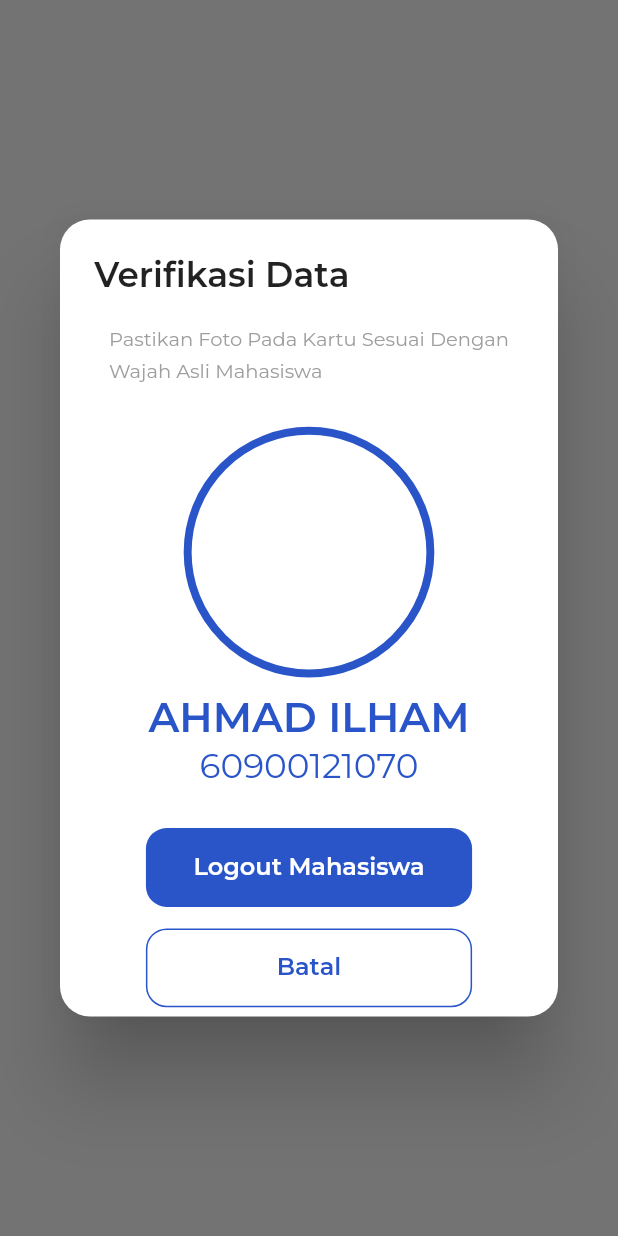
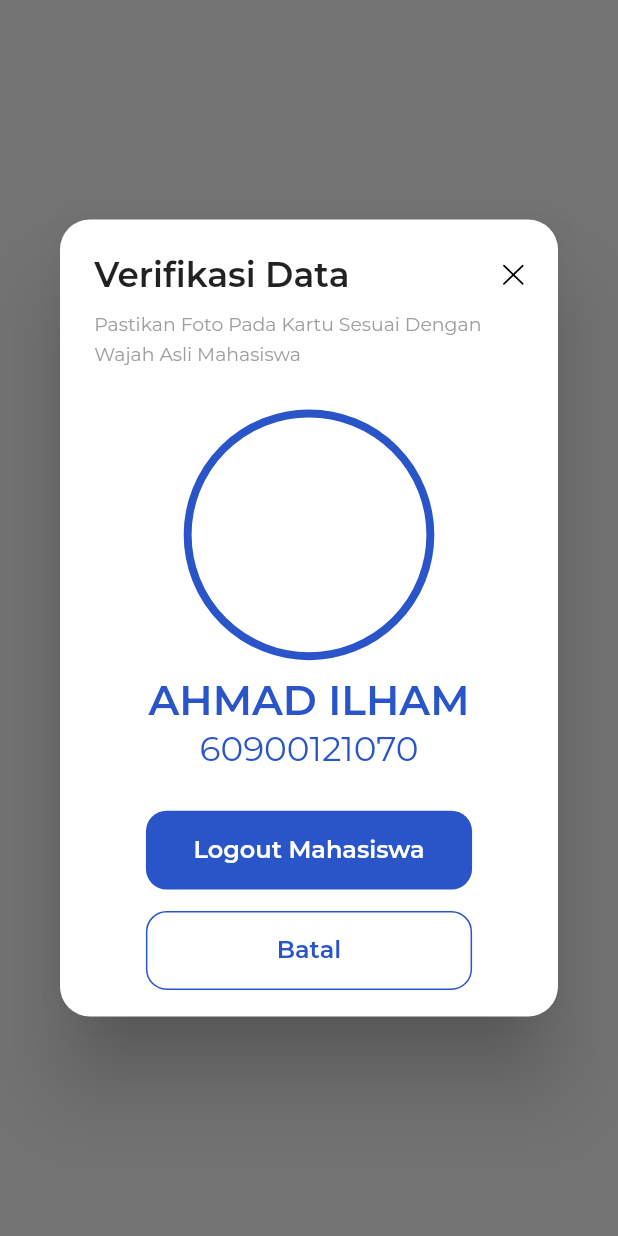
Before and after one commit to IJ4L/SiMonitoring-Flutter, a Flutter app: what dialogAbsen() shows on an empty page, opened directly with empty values, on a phone screen of 412 x 824 dp. Run offline on Flutter 3.47's test engine with Material 2 defaults, Android fonts, the light colour scheme and no system bars; our stand-ins replace bloc, camera, equatable, flutter_bloc, flutter_screenutil, flutter_svg; project files that could hold a hidden picture were left out.

Commit message:
ui update

```diff
--- a/lib/ui/pages/pembimbing_pages/choice_scan.dart
+++ b/lib/ui/pages/pembimbing_pages/choice_scan.dart
@@ -58,6 +58,7 @@ class ChoiceScan extends StatelessWidget {
                       title: 'Pulang',
                       bg: 'bg_scan_2.svg',
                       card: 'bg_presensi_out.svg',
+                      status: 'Pulang',
                     ),
                     const Spacer(),
                     GestureDetector(
@@ -86,10 +87,12 @@ class ButtonChoice extends StatelessWidget {
     required this.title,
     required this.bg,
     required this.card,
+    this.status = 'Datang',
   });
 
   final String title;
   final String bg, card;
+  final String status;
 
   @override
   Widget build(BuildContext context) {
@@ -97,7 +100,7 @@ class ButtonChoice extends StatelessWidget {
       onTap: () => Navigator.pushNamed(
         context,
         '/scan-card',
-        arguments: {'bg': bg, 'card': card},
+        arguments: {'bg': bg, 'card': card, 'status': status},
       ),
       child: Container(
         height: 50.h,
--- a/lib/ui/pages/scan_card_page.dart
+++ b/lib/ui/pages/scan_card_page.dart
@@ -13,7 +13,7 @@ class Scancard extends StatelessWidget {
     return Scaffold(
       backgroundColor: Colors.white,
       body: GestureDetector(
-        onTap: () => dialogAbsen(context, 'Datang'),
+        onTap: () => dialogAbsen(context, item['status']),
         child: Stack(
           children: [
             SvgPicture.asset(
--- a/lib/ui/widgets/dialog_absen_widget.dart
+++ b/lib/ui/widgets/dialog_absen_widget.dart
@@ -1,5 +1,6 @@
 import 'package:flutter/material.dart';
 import 'package:flutter_screenutil/flutter_screenutil.dart';
+import 'package:flutter_svg/flutter_svg.dart';
 import 'package:simor/shared/themes.dart';
 
 Future<void> dialogAbsen(BuildContext context, String status) {
@@ -32,22 +33,30 @@ Future<void> dialogAbsen(BuildContext context, String status) {
                     ),
                     textScaleFactor: 1.0,
                   ),
-                  // GestureDetector(
-                  //   onTap: () => Navigator.pop(context),
-                  //   child: Image.asset(
-                  //     "assets/images/kali.png",
-                  //     width: 12.0.w,
-                  //     height: 12.0.h,
-                  //     fit: BoxFit.fill,
-                  //   ),
-                  // ),
+                  GestureDetector(
+                    onTap: () => Navigator.pop(context),
+                    child: SvgPicture.asset(
+                      "assets/icons/back.svg",
+                      width: 12.w,
+                      height: 12.h,
+                      fit: BoxFit.fill,
+                    ),
+                  ),
                 ],
               ),
-              SizedBox(height: 14.h),
-              const Text(
+              SizedBox(height: 6.h),
+              Row(
+                children: [
+                  Text(
                     'Pastikan Foto Pada Kartu Sesuai Dengan\nWajah Asli Mahasiswa',
-                style: TextStyle(color: kGreyColor, fontSize: 13, height: 1.6),
+                    style: TextStyle(
+                      color: kGreyColor,
+                      fontSize: 11.sp,
+                      height: 1.6,
+                    ),
                     textScaleFactor: 1.0,
+                  ),
+                ],
               ),
               Container(
                 height: 146.r,
@@ -103,7 +112,9 @@ Future<void> dialogAbsen(BuildContext context, String status) {
                 ),
               ),
               SizedBox(height: 12.h),
-              Container(
+              GestureDetector(
+                onTap: () => Navigator.pop(context),
+                child: Container(
                   height: 44.h,
                   width: 190.w,
                   decoration: BoxDecoration(
@@ -122,6 +133,7 @@ Future<void> dialogAbsen(BuildContext context, String status) {
                       textScaleFactor: 1.0,
                     ),
                   ),
+                ),
               )
             ],
           ),
```
Also changed, not shown: lib/ui/pages/login_page.dart (+5 -2 lines), assets/icons/back.svg (added), assets/images/bg_scan_1.png (deleted), assets/images/bg_scan_1.svg (added). Lines whose indentation alone changed are shown as unchanged.
